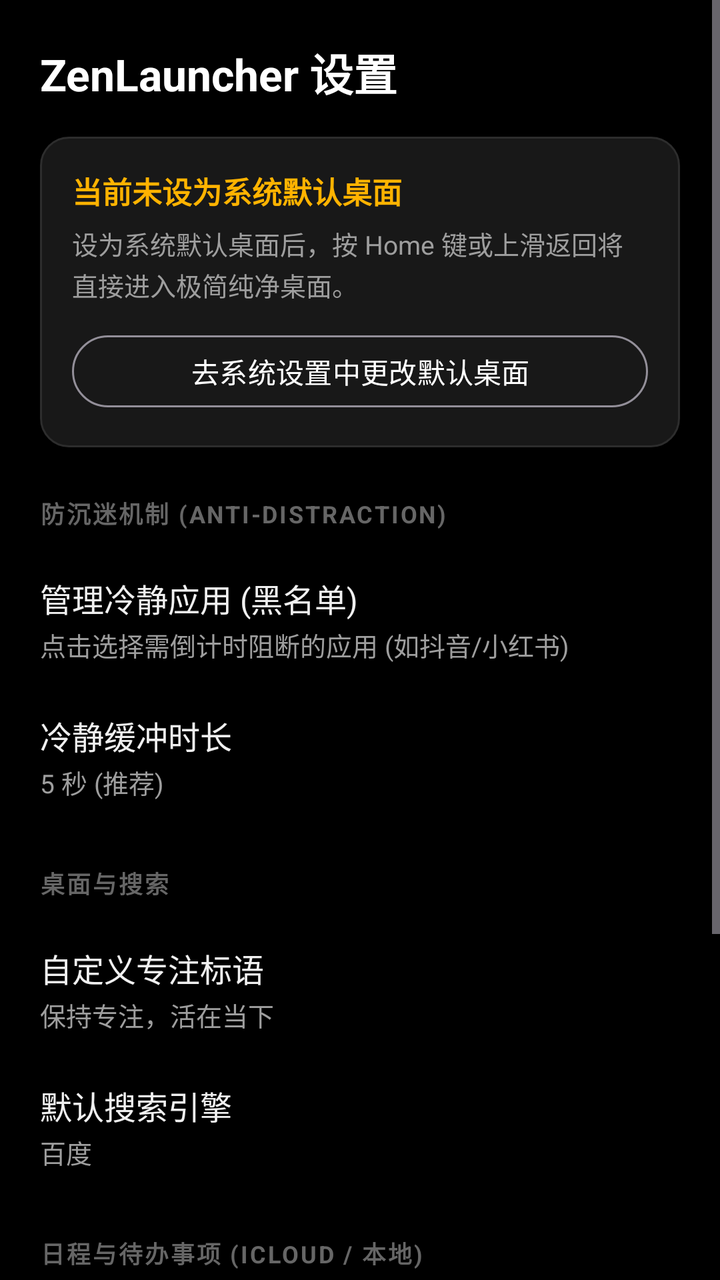
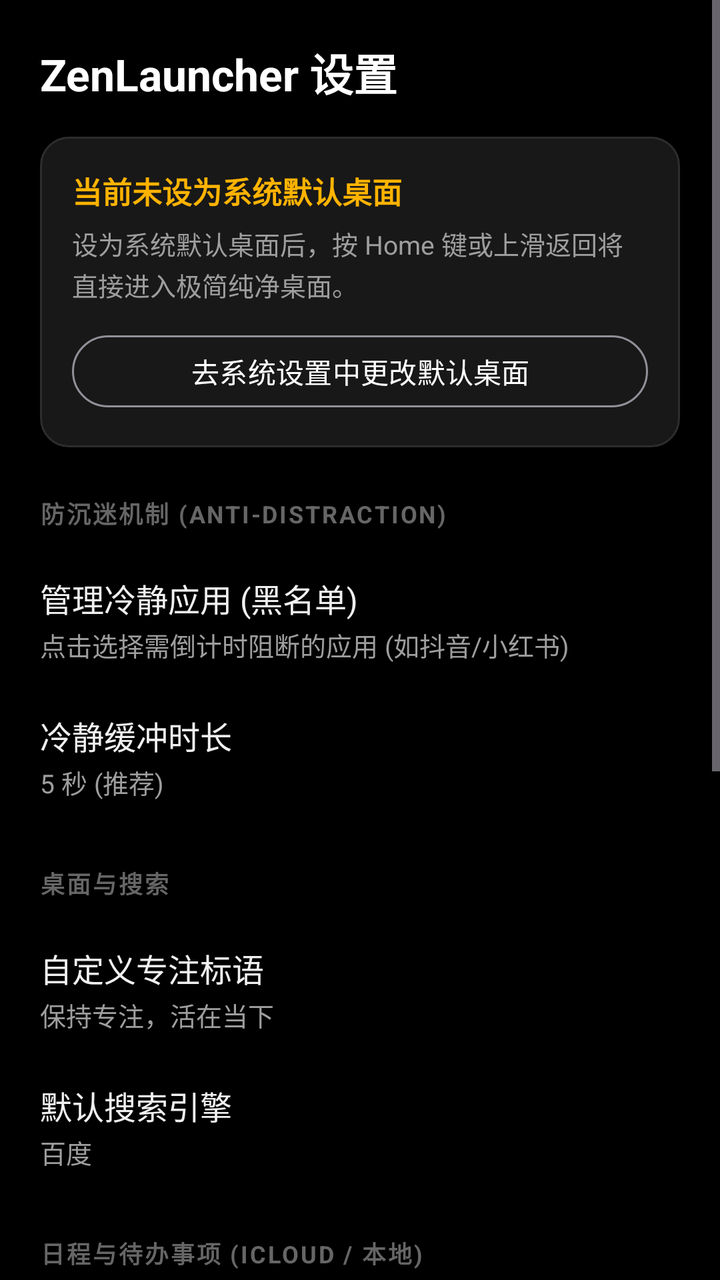

The first picture is an Android layout as it rendered before a commit; the second is the same layout after the commit. The layout source and the unified diff follow.
<!-- AndroidManifest.xml: application theme Theme.ZenLauncher -->
<!-- res/layout/activity_settings.xml -->
<?xml version="1.0" encoding="utf-8"?>
<ScrollView xmlns:android="http://schemas.android.com/apk/res/android"
    xmlns:app="http://schemas.android.com/apk/res-auto"
    android:layout_width="match_parent"
    android:layout_height="match_parent"
    android:background="@color/black"
    android:fitsSystemWindows="true">

    <LinearLayout
        android:layout_width="match_parent"
        android:layout_height="wrap_content"
        android:orientation="vertical"
        android:padding="20dp">

        <TextView
            android:layout_width="wrap_content"
            android:layout_height="wrap_content"
            android:text="ZenLauncher 设置"
            android:textColor="@color/white"
            android:textSize="22sp"
            android:textStyle="bold" />

        
        <LinearLayout
            android:layout_width="match_parent"
            android:layout_height="wrap_content"
            android:layout_marginTop="16dp"
            android:background="@drawable/bg_card"
            android:orientation="vertical"
            android:padding="16dp">

            <TextView
                android:id="@+id/tvDefaultLauncherStatus"
                android:layout_width="wrap_content"
                android:layout_height="wrap_content"
                android:text="当前未设为系统默认桌面"
                android:textColor="@color/amber_accent"
                android:textSize="15sp"
                android:textStyle="bold" />

            <TextView
                android:layout_width="wrap_content"
                android:layout_height="wrap_content"
                android:layout_marginTop="6dp"
                android:lineSpacingExtra="2dp"
                android:text="设为系统默认桌面后，按 Home 键或上滑返回将直接进入极简纯净桌面。"
                android:textColor="@color/text_secondary"
                android:textSize="13sp" />

            <com.google.android.material.button.MaterialButton
                android:id="@+id/btnSetDefaultLauncher"
                style="@style/Widget.Material3.Button.OutlinedButton"
                android:layout_width="match_parent"
                android:layout_height="44dp"
                android:layout_marginTop="12dp"
                android:text="去系统设置中更改默认桌面"
                android:textColor="@color/white" />

        </LinearLayout>

        
        <TextView
            android:layout_width="wrap_content"
            android:layout_height="wrap_content"
            android:layout_marginTop="24dp"
            android:letterSpacing="0.08"
            android:text="防沉迷机制 (ANTI-DISTRACTION)"
            android:textColor="@color/text_hint"
            android:textSize="12sp"
            android:textStyle="bold" />

        <LinearLayout
            android:id="@+id/btnManageDopamine"
            android:layout_width="match_parent"
            android:layout_height="wrap_content"
            android:layout_marginTop="10dp"
            android:background="?attr/selectableItemBackground"
            android:orientation="vertical"
            android:paddingTop="12dp"
            android:paddingBottom="12dp">

            <TextView
                android:layout_width="wrap_content"
                android:layout_height="wrap_content"
                android:text="管理冷静应用 (黑名单)"
                android:textColor="@color/text_primary"
                android:textSize="16sp" />

            <TextView
                android:id="@+id/tvDopamineSummary"
                android:layout_width="wrap_content"
                android:layout_height="wrap_content"
                android:layout_marginTop="2dp"
                android:text="点击选择需倒计时阻断的应用 (如抖音/小红书)"
                android:textColor="@color/text_secondary"
                android:textSize="13sp" />
        </LinearLayout>

        <LinearLayout
            android:id="@+id/btnCooldownDuration"
            android:layout_width="match_parent"
            android:layout_height="wrap_content"
            android:background="?attr/selectableItemBackground"
            android:orientation="vertical"
            android:paddingTop="12dp"
            android:paddingBottom="12dp">

            <TextView
                android:layout_width="wrap_content"
                android:layout_height="wrap_content"
                android:text="冷静缓冲时长"
                android:textColor="@color/text_primary"
                android:textSize="16sp" />

            <TextView
                android:id="@+id/tvCooldownSummary"
                android:layout_width="wrap_content"
                android:layout_height="wrap_content"
                android:layout_marginTop="2dp"
                android:text="5 秒 (推荐)"
                android:textColor="@color/text_secondary"
                android:textSize="13sp" />
        </LinearLayout>

        
        <TextView
            android:layout_width="wrap_content"
            android:layout_height="wrap_content"
            android:layout_marginTop="20dp"
            android:letterSpacing="0.08"
            android:text="桌面与搜索"
            android:textColor="@color/text_hint"
            android:textSize="12sp"
            android:textStyle="bold" />

        <LinearLayout
            android:id="@+id/btnCustomMotto"
            android:layout_width="match_parent"
            android:layout_height="wrap_content"
            android:layout_marginTop="10dp"
            android:background="?attr/selectableItemBackground"
            android:orientation="vertical"
            android:paddingTop="12dp"
            android:paddingBottom="12dp">

            <TextView
                android:layout_width="wrap_content"
                android:layout_height="wrap_content"
                android:text="自定义专注标语"
                android:textColor="@color/text_primary"
                android:textSize="16sp" />

            <TextView
                android:id="@+id/tvMottoSummary"
                android:layout_width="wrap_content"
                android:layout_height="wrap_content"
                android:layout_marginTop="2dp"
                android:text="保持专注，活在当下"
                android:textColor="@color/text_secondary"
                android:textSize="13sp" />
        </LinearLayout>

        <LinearLayout
            android:id="@+id/btnSearchEngine"
            android:layout_width="match_parent"
            android:layout_height="wrap_content"
            android:background="?attr/selectableItemBackground"
            android:orientation="vertical"
            android:paddingTop="12dp"
            android:paddingBottom="12dp">

            <TextView
                android:layout_width="wrap_content"
                android:layout_height="wrap_content"
                android:text="默认搜索引擎"
                android:textColor="@color/text_primary"
                android:textSize="16sp" />

            <TextView
                android:id="@+id/tvSearchEngineSummary"
                android:layout_width="wrap_content"
                android:layout_height="wrap_content"
                android:layout_marginTop="2dp"
                android:text="百度"
                android:textColor="@color/text_secondary"
                android:textSize="13sp" />
        </LinearLayout>

        
        <TextView
            android:layout_width="wrap_content"
            android:layout_height="wrap_content"
            android:layout_marginTop="20dp"
            android:letterSpacing="0.08"
            android:text="日程与待办事项 (ICLOUD / 本地)"
            android:textColor="@color/text_hint"
            android:textSize="12sp"
            android:textStyle="bold" />

        <LinearLayout
            android:layout_width="match_parent"
            android:layout_height="wrap_content"
            android:layout_marginTop="10dp"
            android:gravity="center_vertical"
            android:orientation="horizontal"
            android:paddingTop="12dp"
            android:paddingBottom="12dp">

            <LinearLayout
                android:layout_width="0dp"
                android:layout_height="wrap_content"
                android:layout_weight="1"
                android:orientation="vertical">

                <TextView
                    android:layout_width="wrap_content"
                    android:layout_height="wrap_content"
                    android:text="显示桌面待办日程"
                    android:textColor="@color/text_primary"
                    android:textSize="16sp" />

                <TextView
                    android:layout_width="wrap_content"
                    android:layout_height="wrap_content"
                    android:layout_marginTop="2dp"
                    android:text="在时钟下方以极简纯文本展示近期日程"
                    android:textColor="@color/text_secondary"
                    android:textSize="13sp" />
            </LinearLayout>

            <com.google.android.material.materialswitch.MaterialSwitch
                android:id="@+id/switchEnableCalendar"
                android:layout_width="wrap_content"
                android:layout_height="wrap_content" />
        </LinearLayout>

        <LinearLayout
            android:id="@+id/layoutCalendarSubOptions"
            android:layout_width="match_parent"
            android:layout_height="wrap_content"
            android:orientation="vertical"
            android:visibility="gone">

            <LinearLayout
                android:id="@+id/btnSelectCalendars"
                android:layout_width="match_parent"
                android:layout_height="wrap_content"
                android:background="?attr/selectableItemBackground"
                android:orientation="vertical"
                android:paddingTop="12dp"
                android:paddingBottom="12dp">

                <TextView
                    android:layout_width="wrap_content"
                    android:layout_height="wrap_content"
                    android:text="选择日历来源"
                    android:textColor="@color/text_primary"
                    android:textSize="16sp" />

                <TextView
                    android:id="@+id/tvSelectCalendarsSummary"
                    android:layout_width="wrap_content"
                    android:layout_height="wrap_content"
                    android:layout_marginTop="2dp"
                    android:text="全部日历"
                    android:textColor="@color/text_secondary"
                    android:textSize="13sp" />
            </LinearLayout>

            <LinearLayout
                android:id="@+id/btnCalendarCount"
                android:layout_width="match_parent"
                android:layout_height="wrap_content"
                android:background="?attr/selectableItemBackground"
                android:orientation="vertical"
                android:paddingTop="12dp"
                android:paddingBottom="12dp">

                <TextView
                    android:layout_width="wrap_content"
                    android:layout_height="wrap_content"
                    android:text="最多展示数量"
                    android:textColor="@color/text_primary"
                    android:textSize="16sp" />

                <TextView
                    android:id="@+id/tvCalendarCountSummary"
                    android:layout_width="wrap_content"
                    android:layout_height="wrap_content"
                    android:layout_marginTop="2dp"
                    android:text="3 条"
                    android:textColor="@color/text_secondary"
                    android:textSize="13sp" />
            </LinearLayout>

            <LinearLayout
                android:id="@+id/btnICloudGuide"
                android:layout_width="match_parent"
                android:layout_height="wrap_content"
                android:background="?attr/selectableItemBackground"
                android:orientation="vertical"
                android:paddingTop="12dp"
                android:paddingBottom="12dp">

                <TextView
                    android:layout_width="wrap_content"
                    android:layout_height="wrap_content"
                    android:text="如何在安卓上同步 iCloud 日历？"
                    android:textColor="@color/amber_accent"
                    android:textSize="15sp" />

                <TextView
                    android:layout_width="wrap_content"
                    android:layout_height="wrap_content"
                    android:layout_marginTop="2dp"
                    android:text="查看 3 步免密/极速同步指南 (支持 DAVx⁵ 与系统 CalDAV)"
                    android:textColor="@color/text_secondary"
                    android:textSize="13sp" />
            </LinearLayout>

        </LinearLayout>

        <TextView
            android:layout_width="match_parent"
            android:layout_height="wrap_content"
            android:layout_marginTop="32dp"
            android:lineSpacingExtra="4dp"
            android:text="为什么做极简启动器？\n现代手机通过算法推荐、红点未读角标和五彩斑斓的 App 图标刺激大脑释放多巴胺。ZenLauncher 剔除一切视觉噪音，以纯文本与意图检索为核心，让你重新成为自己注意力的主人。"
            android:textColor="@color/text_hint"
            android:textSize="12.5sp" />

    </LinearLayout>
</ScrollView>
<!-- resources referenced by this layout -->
<resources>
  <color name="amber_accent">#FFFFB300</color>
  <color name="black">#FF000000</color>
  <color name="text_hint">#FF666666</color>
  <color name="text_primary">#FFF0F0F0</color>
  <color name="text_secondary">#FF9E9E9E</color>
  <color name="white">#FFFFFFFF</color>
  <!-- drawable bg_card (drawable) -->
  <?xml version="1.0" encoding="utf-8"?>
  <shape xmlns:android="http://schemas.android.com/apk/res/android" android:shape="rectangle">
      <corners android:radius="14dp" />
      <solid android:color="@color/surface_card" />
      <stroke android:width="1dp" android:color="@color/outline_gray" />
  </shape>
  <style name="Theme.ZenLauncher" parent="Theme.Material3.Dark.NoActionBar">
          <item name="android:windowBackground">@color/black</item>
          <item name="android:statusBarColor">@color/black</item>
          <item name="android:navigationBarColor">@color/black</item>
          <item name="android:windowLightStatusBar">false</item>
          <item name="android:windowLightNavigationBar">false</item>
          <item name="colorPrimary">@color/white</item>
          <item name="colorOnPrimary">@color/black</item>
          <item name="colorSurface">@color/surface_dark</item>
          <item name="colorOnSurface">@color/text_primary</item>
      </style>
  <color name="surface_card">#FF181818</color>
  <color name="outline_gray">#FF2D2D2D</color>
  <color name="surface_dark">#FF121212</color>
</resources>

<!-- the commit's change to res/layout/activity_settings.xml (unified diff, before → after) -->
@@ -320,6 +320,69 @@
 
         </LinearLayout>
 
+        
+        <TextView
+            android:layout_width="wrap_content"
+            android:layout_height="wrap_content"
+            android:layout_marginTop="20dp"
+            android:letterSpacing="0.08"
+            android:text="关于与更新 (ABOUT &amp; UPDATE)"
+            android:textColor="@color/text_hint"
+            android:textSize="12sp"
+            android:textStyle="bold" />
+
+        <LinearLayout
+            android:id="@+id/btnCheckUpdate"
+            android:layout_width="match_parent"
+            android:layout_height="wrap_content"
+            android:layout_marginTop="10dp"
+            android:background="?attr/selectableItemBackground"
+            android:orientation="vertical"
+            android:paddingTop="12dp"
+            android:paddingBottom="12dp">
+
+            <TextView
+                android:layout_width="wrap_content"
+                android:layout_height="wrap_content"
+                android:text="检查新版本"
+                android:textColor="@color/text_primary"
+                android:textSize="16sp" />
+
+            <TextView
+                android:id="@+id/tvVersionSummary"
+                android:layout_width="wrap_content"
+                android:layout_height="wrap_content"
+                android:layout_marginTop="2dp"
+                android:text="当前版本 v2.1.1 · 点击检查更新"
+                android:textColor="@color/text_secondary"
+                android:textSize="13sp" />
+        </LinearLayout>
+
+        <LinearLayout
+            android:id="@+id/btnBackupRestore"
+            android:layout_width="match_parent"
+            android:layout_height="wrap_content"
+            android:background="?attr/selectableItemBackground"
+            android:orientation="vertical"
+            android:paddingTop="12dp"
+            android:paddingBottom="12dp">
+
+            <TextView
+                android:layout_width="wrap_content"
+                android:layout_height="wrap_content"
+                android:text="配置备份与恢复"
+                android:textColor="@color/text_primary"
+                android:textSize="16sp" />
+
+            <TextView
+                android:layout_width="wrap_content"
+                android:layout_height="wrap_content"
+                android:layout_marginTop="2dp"
+                android:text="导出或导入置顶、冷静黑名单、专注标语等全部设置"
+                android:textColor="@color/text_secondary"
+                android:textSize="13sp" />
+        </LinearLayout>
+
         <TextView
             android:layout_width="match_parent"
             android:layout_height="wrap_content"
